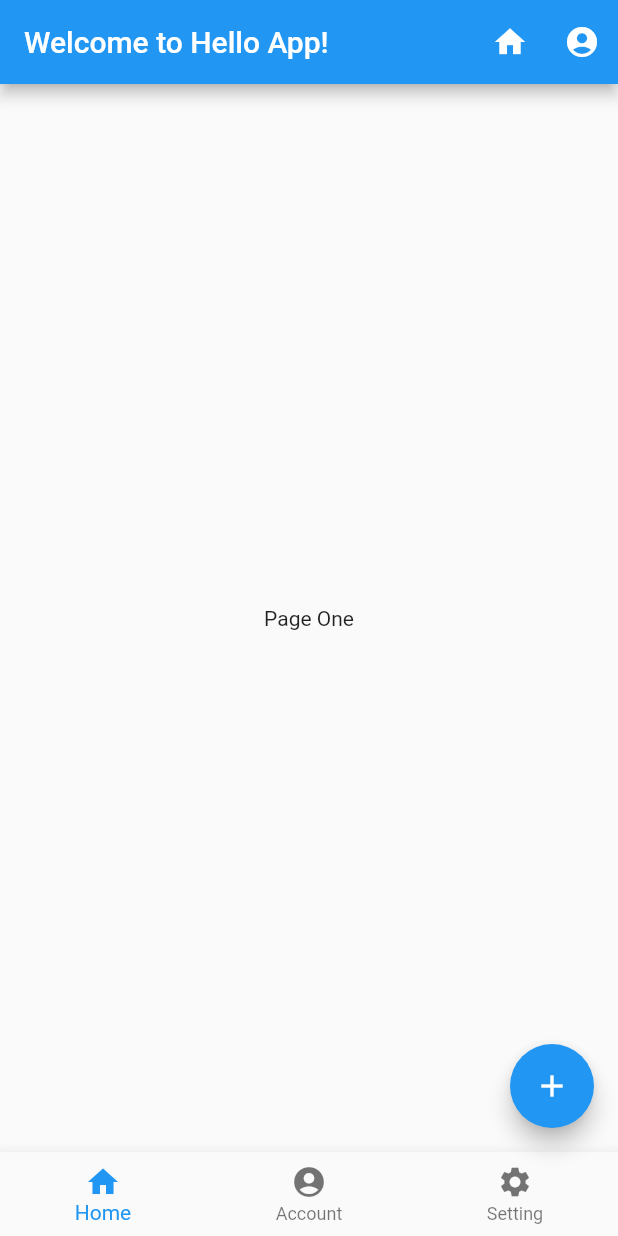
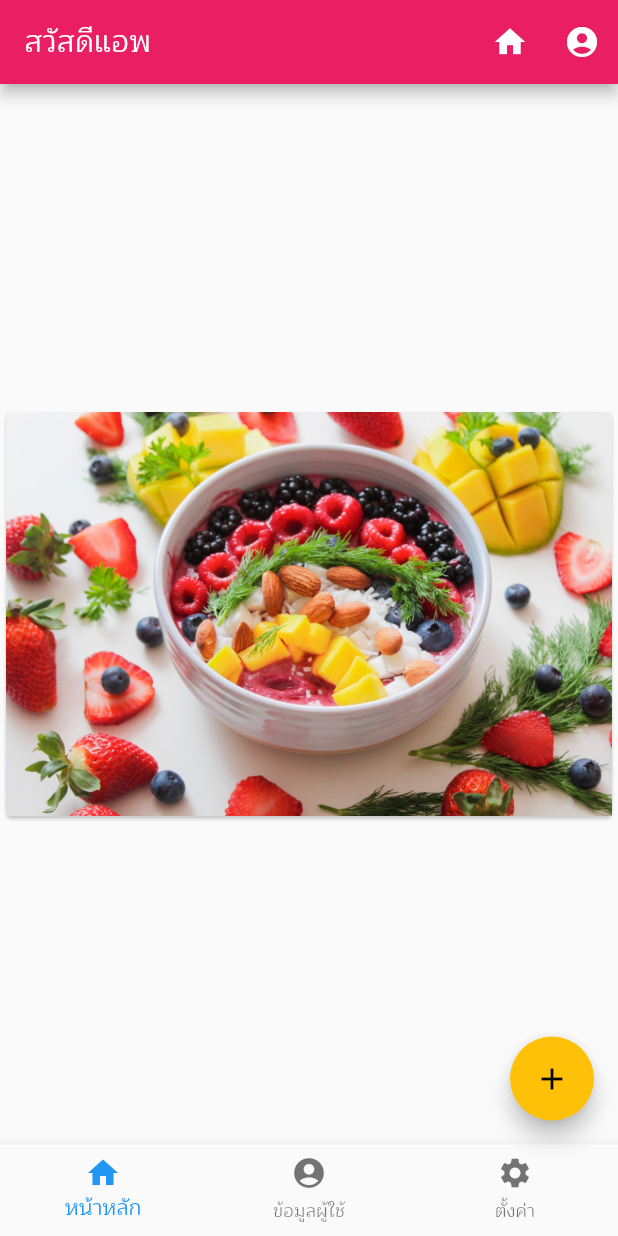
Before and after one commit to siteslave/flutter_basic_01, a Flutter app: the screen it shows after launch, on a phone screen of 412 x 824 dp. Run offline on Flutter 3.47's test engine with Material 2 defaults, Android fonts, the phone set to English and light mode, and no system bars.

Commit message:
add assets

```diff
--- a/lib/main.dart
+++ b/lib/main.dart
@@ -1,4 +1,3 @@
-
 import 'package:flutter/material.dart';
 import 'package:hello_app/screens/home_screen.dart';
 
@@ -8,6 +7,10 @@ class HelloApp extends StatelessWidget {
   @override
   Widget build(BuildContext context) {
     return MaterialApp(
+      theme: ThemeData(
+          primaryColor: Colors.pink,
+          accentColor: Colors.amber,
+          fontFamily: 'Maitree'),
       title: 'Hello app',
       home: HomeScreen(),
     );
--- a/lib/screens/home_screen.dart
+++ b/lib/screens/home_screen.dart
@@ -11,7 +11,7 @@ class _HomeScreenState extends State<HomeScreen> {
   @override
   Widget build(BuildContext context) {
     Widget appBar = AppBar(
-      title: Text('Welcome to Hello App!'),
+      title: Text('สวัสดีแอพ'),
       actions: <Widget>[
         IconButton(icon: Icon(Icons.home), onPressed: () {}),
         IconButton(icon: Icon(Icons.account_circle), onPressed: () {})
@@ -33,11 +33,12 @@ class _HomeScreenState extends State<HomeScreen> {
           });
         },
         items: [
-          BottomNavigationBarItem(icon: Icon(Icons.home), title: Text('Home')),
           BottomNavigationBarItem(
-              icon: Icon(Icons.account_circle), title: Text('Account')),
+              icon: Icon(Icons.home), title: Text('หน้าหลัก')),
           BottomNavigationBarItem(
-              icon: Icon(Icons.settings), title: Text('Setting')),
+              icon: Icon(Icons.account_circle), title: Text('ข้อมูลผู้ใช้')),
+          BottomNavigationBarItem(
+              icon: Icon(Icons.settings), title: Text('ตั้งค่า')),
         ]);
 
     return Scaffold(
@@ -53,7 +54,11 @@ class PageOne extends StatelessWidget {
   @override
   Widget build(BuildContext context) {
     return Center(
-      child: Text('Page One'),
+      child: Card(
+        child: Image(
+          image: AssetImage('assets/images/pic1.jpg'),
+        ),
+      ),
     );
   }
 }
@@ -62,7 +67,9 @@ class PageTwo extends StatelessWidget {
   @override
   Widget build(BuildContext context) {
     return Center(
-      child: Text('Page Two'),
+      child: Image(
+        image: AssetImage('assets/images/pic2.jpg'),
+      ),
     );
   }
 }
@@ -71,7 +78,9 @@ class PageThree extends StatelessWidget {
   @override
   Widget build(BuildContext context) {
     return Center(
-      child: Text('Page Three'),
+      child: Image(
+        image: AssetImage('assets/images/pic3.jpg'),
+      ),
     );
   }
 }
```
Also changed, not shown: pubspec.yaml (+8 -9 lines), assets/fonts/Maitree-Regular.ttf (added), assets/images/pic1.jpg (added), assets/images/pic2.jpg (added), assets/images/pic3.jpg (added).
